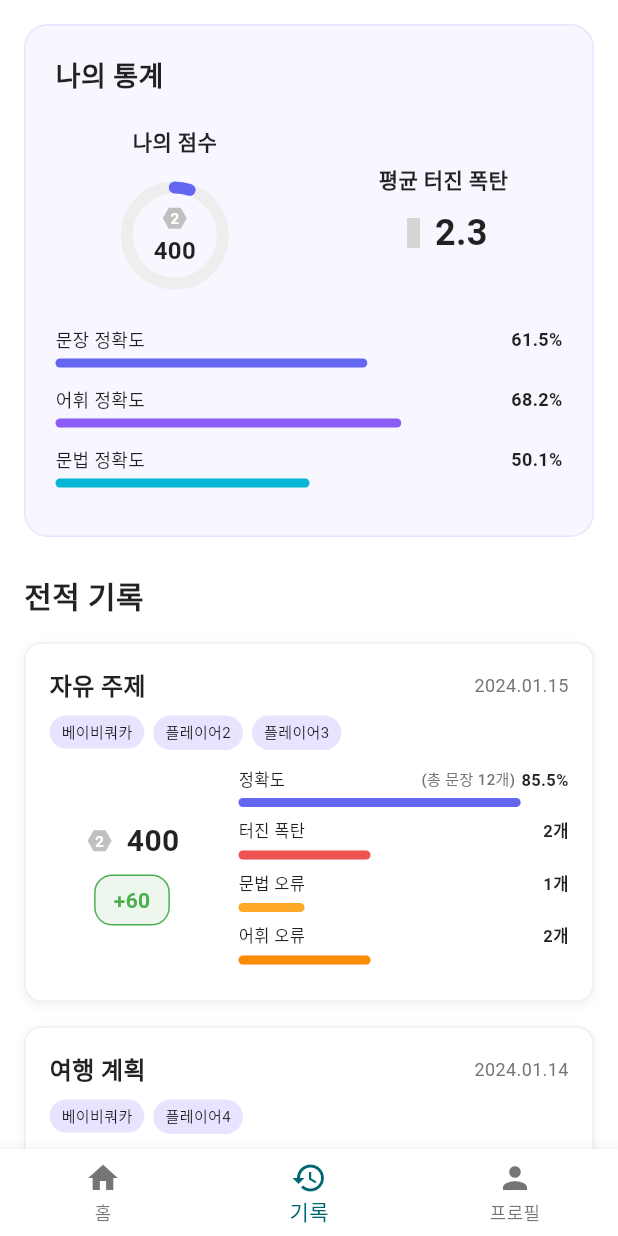
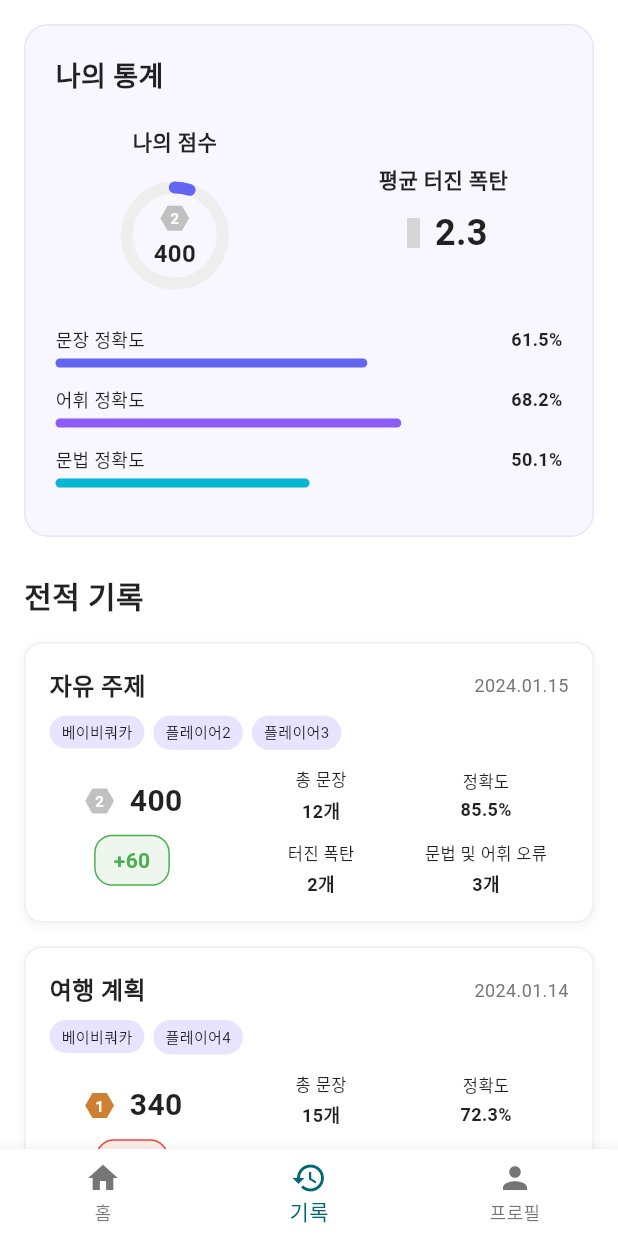
Before and after one commit to DH-Koo/Team46_Junction_Asia_2025, a Flutter app: the screen it shows after launch, item 2 of the bottom bar chosen, on a phone screen of 412 x 824 dp. Run offline on Flutter 3.47's test engine with Material 3 defaults, Android fonts, the phone set to English and light mode, and no system bars; our stand-ins replace material_symbols_icons; grey boxes are pictures that could not be loaded.

Commit message:
매칭 스크린 구현 및 전적 카드 수정

```diff
--- a/lib/screens/record/record_list_screen.dart
+++ b/lib/screens/record/record_list_screen.dart
@@ -196,8 +196,8 @@ class _RecordScreenState extends State<RecordScreen> {
     Color tierColor = _getTierColor(tier);
 
     return SizedBox(
-      width: 20,
-      height: 20,
+      width: 24,
+      height: 24,
       child: CustomPaint(
         painter: HexagonPainter(tierColor),
         child: Center(
@@ -467,113 +467,120 @@ class _RecordScreenState extends State<RecordScreen> {
   }
 
   Widget _buildStatsBars(Map<String, dynamic> record) {
-    final statsData = [
-      {
-        'label': '정확도',
-        'value': record['sentenceCount'],
-        'maxValue': 20,
-        'color': const Color(0xFF6366F1),
-        'accuracy': record['conversationAccuracy'],
-      },
-      {
-        'label': '터진 폭탄',
-        'value': record['bombCount'],
-        'maxValue': 5,
-        'color': Colors.red[400],
-      },
-      {
-        'label': '문법 오류',
-        'value': record['grammarErrors'],
-        'maxValue': 5,
-        'color': Colors.orange[400],
-      },
-      {
-        'label': '어휘 오류',
-        'value': record['vocabularyErrors'],
-        'maxValue': 5,
-        'color': Colors.orange[600],
-      },
-    ];
-
     return Column(
-      children: statsData.map((data) {
-        return Padding(
-          padding: const EdgeInsets.only(bottom: 8),
+      children: [
+        // 상단 행 (총 문장, 정확도)
+        Row(
+          children: [
+            // 총 문장
+            Expanded(
               child: Column(
-            crossAxisAlignment: CrossAxisAlignment.start,
-            children: [
-              Row(
-                mainAxisAlignment: MainAxisAlignment.spaceBetween,
+                crossAxisAlignment: CrossAxisAlignment.center,
                 children: [
                   Text(
-                    data['label'] as String,
+                    '총 문장',
                     style: const TextStyle(
                       fontSize: 11,
                       fontWeight: FontWeight.w500,
                       color: Colors.black87,
                     ),
                   ),
-                  Row(
-                    children: [
-                      if (data['accuracy'] != null) ...[
-                        // 정확도 항목의 경우 (문장 개수) 퍼센트 순서로 표시
+                  const SizedBox(height: 2),
                   Text(
-                          '(총 문장 ${data['value']}개)',
-                          style: TextStyle(
-                            fontSize: 10,
-                            fontWeight: FontWeight.w500,
-                            color: Colors.grey[600],
-                          ),
-                        ),
-                        const SizedBox(width: 4),
-                        Text(
-                          '${(data['accuracy'] as double).toStringAsFixed(1)}%',
+                    '${record['sentenceCount']}개',
                     style: const TextStyle(
-                            fontSize: 11,
-                            fontWeight: FontWeight.bold,
-                            color: Colors.black87,
-                          ),
-                        ),
-                      ] else ...[
-                        // 다른 항목들은 기존 방식
-                        Text(
-                          '${data['value']}개',
-                          style: const TextStyle(
-                            fontSize: 11,
+                      fontSize: 12,
                       fontWeight: FontWeight.bold,
                       color: Colors.black87,
                     ),
                   ),
                 ],
-                    ],
-                  ),
-                ],
-              ),
-              const SizedBox(height: 4),
-              Container(
-                height: 6,
-                decoration: BoxDecoration(
-                  color: Colors.grey[200],
-                  borderRadius: BorderRadius.circular(3),
-                ),
-                child: FractionallySizedBox(
-                  alignment: Alignment.centerLeft,
-                  widthFactor: data['accuracy'] != null
-                      ? (data['accuracy'] as double) /
-                            100 // 정확도는 퍼센트 기준
-                      : (data['value'] as int) / (data['maxValue'] as int),
-                  child: Container(
-                    decoration: BoxDecoration(
-                      color: data['color'] as Color,
-                      borderRadius: BorderRadius.circular(3),
               ),
             ),
+            // 정확도
+            Expanded(
+              child: Column(
+                crossAxisAlignment: CrossAxisAlignment.center,
+                children: [
+                  Text(
+                    '정확도',
+                    style: const TextStyle(
+                      fontSize: 11,
+                      fontWeight: FontWeight.w500,
+                      color: Colors.black87,
+                    ),
+                  ),
+                  const SizedBox(height: 2),
+                  Text(
+                    '${record['conversationAccuracy'].toStringAsFixed(1)}%',
+                    style: const TextStyle(
+                      fontSize: 12,
+                      fontWeight: FontWeight.bold,
+                      color: Colors.black87,
                     ),
                   ),
                 ],
               ),
-        );
-      }).toList(),
+            ),
+          ],
+        ),
+        const SizedBox(height: 12),
+        // 하단 행 (터진 폭탄, 문법 및 어휘 오류)
+        Row(
+          children: [
+            // 터진 폭탄
+            Expanded(
+              child: Column(
+                crossAxisAlignment: CrossAxisAlignment.center,
+                children: [
+                  Text(
+                    '터진 폭탄',
+                    style: const TextStyle(
+                      fontSize: 11,
+                      fontWeight: FontWeight.w500,
+                      color: Colors.black87,
+                    ),
+                  ),
+                  const SizedBox(height: 2),
+                  Text(
+                    '${record['bombCount']}개',
+                    style: const TextStyle(
+                      fontSize: 12,
+                      fontWeight: FontWeight.bold,
+                      color: Colors.black87,
+                    ),
+                  ),
+                ],
+              ),
+            ),
+            // 문법 및 어휘 오류
+            Expanded(
+              child: Column(
+                crossAxisAlignment: CrossAxisAlignment.center,
+                children: [
+                  Text(
+                    '문법 및 어휘 오류',
+                    style: const TextStyle(
+                      fontSize: 11,
+                      fontWeight: FontWeight.w500,
+                      color: Colors.black87,
+                    ),
+                  ),
+                  const SizedBox(height: 2),
+                  Text(
+                    '${record['grammarErrors'] + record['vocabularyErrors']}개',
+                    style: const TextStyle(
+                      fontSize: 12,
+                      fontWeight: FontWeight.bold,
+                      color: Colors.black87,
+                    ),
+                  ),
+                ],
+              ),
+            ),
+          ],
+        ),
+      ],
     );
   }
 }
```
Also changed, not shown: lib/screens/home/home_screen.dart (+12 -176 lines), lib/screens/home/matching_screen.dart (added, +328 -0 lines). Lines whose indentation alone changed are shown as unchanged.
